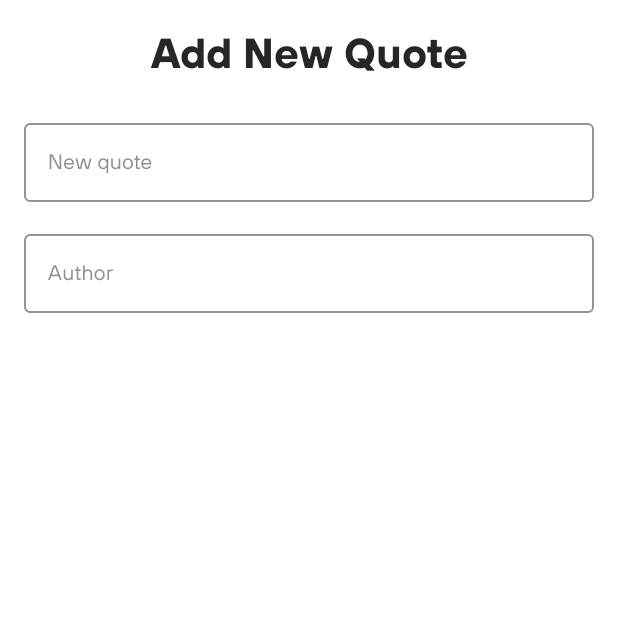
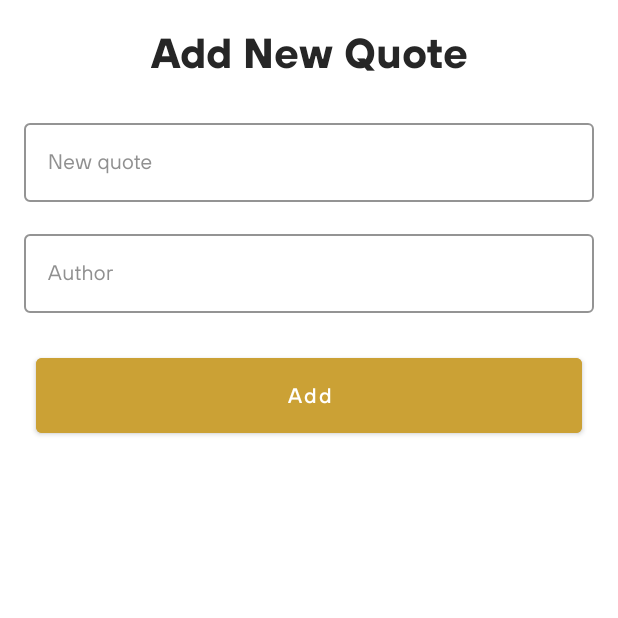
Before and after one commit to mirzemehdi/quotesapp, an Android app: the AddNewQuoteFragment screen opened through its navigation route, on a phone screen of 412 x 824 dp, the top half of it. Run offline under Robolectric (Android 15) with nearby library versions, the light colour scheme and no system bars; our stand-ins replace Firebase (no records; nobody signed in at launch, a user with empty details on screens opened directly), Picasso, Timber, data binding, navigation-ui and 1 more.

Commit message:
Changing primary and secondary colors, applying material theme

```diff
--- a/app/src/main/java/com/mmk/quotesapp/ui/fragments/quoteslist/QuotesViewModel.kt
+++ b/app/src/main/java/com/mmk/quotesapp/ui/fragments/quoteslist/QuotesViewModel.kt
@@ -29,10 +29,8 @@ class QuotesViewModel constructor(
     }
 
     fun getQuotes() {
-
         executeUseCase {
             quotesByPaginationUseCase().onSuccess {
-
                 quotesList = it.cachedIn(viewModelScope).asLiveData()
                 _uiState.value = UiState.HasData
             }
--- a/app/src/main/res/color/bottom_state.xml
+++ b/app/src/main/res/color/bottom_state.xml
@@ -1,5 +1,5 @@
 <?xml version="1.0" encoding="utf-8"?>
 <selector xmlns:android="http://schemas.android.com/apk/res/android">
-    <item android:state_checked="true" android:color="#ffffff"  />
-    <item android:color="#909090"  />
+    <item android:state_checked="true" android:color="?attr/colorOnPrimary"  />
+    <item android:color="?attr/colorInactive"  />
 </selector>
--- a/app/src/main/res/drawable/ic_profile.xml
+++ b/app/src/main/res/drawable/ic_profile.xml
@@ -1,5 +1,12 @@
-<vector android:height="48dp" android:viewportHeight="477.867"
-    android:viewportWidth="477.867" android:width="48dp" xmlns:android="http://schemas.android.com/apk/res/android">
-    <path android:fillColor="#FF000000" android:pathData="M385.246,332.305l-72.653,-24.218c-1.738,-0.584 -3.559,-0.883 -5.393,-0.888H170.667c-1.834,0.004 -3.655,0.304 -5.393,0.888l-72.653,24.218C37.276,350.693 -0.053,402.481 0,460.8c0,9.426 7.641,17.067 17.067,17.067H460.8c9.426,0 17.067,-7.641 17.067,-17.067C477.92,402.481 440.591,350.693 385.246,332.305z"/>
-    <path android:fillColor="#FF000000" android:pathData="M238.933,0c-56.554,0 -102.4,45.846 -102.4,102.4v68.267c0.056,56.531 45.869,102.344 102.4,102.4c56.531,-0.056 102.344,-45.869 102.4,-102.4V102.4C341.333,45.846 295.487,0 238.933,0z"/>
+<vector xmlns:android="http://schemas.android.com/apk/res/android"
+    android:width="48dp"
+    android:height="48dp"
+    android:viewportWidth="477.867"
+    android:viewportHeight="477.867">
+    <path
+        android:fillColor="#FF000000"
+        android:pathData="M385.246,332.305l-72.653,-24.218c-1.738,-0.584 -3.559,-0.883 -5.393,-0.888H170.667c-1.834,0.004 -3.655,0.304 -5.393,0.888l-72.653,24.218C37.276,350.693 -0.053,402.481 0,460.8c0,9.426 7.641,17.067 17.067,17.067H460.8c9.426,0 17.067,-7.641 17.067,-17.067C477.92,402.481 440.591,350.693 385.246,332.305z" />
+    <path
+        android:fillColor="#FF000000"
+        android:pathData="M238.933,0c-56.554,0 -102.4,45.846 -102.4,102.4v68.267c0.056,56.531 45.869,102.344 102.4,102.4c56.531,-0.056 102.344,-45.869 102.4,-102.4V102.4C341.333,45.846 295.487,0 238.933,0z" />
 </vector>
--- a/app/src/main/res/drawable/ic_quote.xml
+++ b/app/src/main/res/drawable/ic_quote.xml
@@ -1,6 +1,6 @@
 <vector xmlns:android="http://schemas.android.com/apk/res/android"
-    android:width="50dp"
-    android:height="50dp"
+    android:width="48dp"
+    android:height="48dp"
     android:viewportWidth="409.294"
     android:viewportHeight="409.294">
     <path
--- a/app/src/main/res/layout/activity_main.xml
+++ b/app/src/main/res/layout/activity_main.xml
@@ -5,7 +5,6 @@
     android:layout_width="match_parent"
     android:layout_height="match_parent"
     tools:context=".ui.activities.MainActivity">
-
 
 
     <androidx.fragment.app.FragmentContainerView
@@ -21,22 +20,36 @@
         app:navGraph="@navigation/nav_graph" />
 
 
+    <com.google.android.material.bottomnavigation.BottomNavigationView
+        android:id="@+id/bottomNavigation"
+        android:layout_width="0dp"
+        android:layout_height="wrap_content"
+        android:background="?attr/colorPrimary"
+        app:itemHorizontalTranslationEnabled="false"
+        app:itemIconSize="@dimen/size_icon_item_bottom"
+        app:itemIconTint="@color/bottom_state"
+        app:itemTextColor="@color/bottom_state"
+        app:layout_constraintBottom_toBottomOf="parent"
+        app:layout_constraintEnd_toEndOf="parent"
+        app:layout_constraintStart_toStartOf="parent"
+        app:layout_constraintTop_toTopOf="parent"
+        app:layout_constraintVertical_bias="1"
+        app:menu="@menu/bottom_nav" />
+
     <com.google.android.material.floatingactionbutton.FloatingActionButton
         android:id="@+id/addQuoteButton"
         android:layout_width="wrap_content"
         android:layout_height="wrap_content"
-        android:layout_alignParentBottom="true"
-        android:layout_centerInParent="true"
-        android:layout_marginBottom="@dimen/margin_bottom_add_quote"
+        android:clickable="true"
+        android:focusable="true"
         android:scaleType="center"
         android:src="@drawable/ic_add"
-        android:clickable="true"
-        android:focusable="true"
-        app:elevation="@dimen/size_elevation_add_quote"
-        app:layout_constraintBottom_toBottomOf="parent"
+        app:elevation="8dp"
+        app:fabCustomSize="@dimen/size_add_quote_button"
+        app:layout_constraintBottom_toTopOf="@id/bottomNavigation"
         app:layout_constraintEnd_toEndOf="parent"
         app:layout_constraintStart_toStartOf="parent"
-        app:layout_constraintTop_toTopOf="parent"
+        app:layout_constraintTop_toTopOf="@id/bottomNavigation"
         app:layout_constraintVertical_bias="1"
 
         app:useCompatPadding="false">
@@ -44,21 +57,4 @@
     </com.google.android.material.floatingactionbutton.FloatingActionButton>
 
 
-
-    <com.google.android.material.bottomnavigation.BottomNavigationView
-        android:id="@+id/bottomNavigation"
-        android:layout_width="0dp"
-        android:layout_height="wrap_content"
-        android:background="@drawable/bottom_menu_bg"
-        app:itemHorizontalTranslationEnabled="false"
-        app:itemIconSize="@dimen/size_icon_item_bottom"
-        app:itemIconTint="@color/bottom_state"
-        app:labelVisibilityMode="unlabeled"
-        app:layout_constraintBottom_toBottomOf="parent"
-        app:layout_constraintEnd_toEndOf="parent"
-        app:layout_constraintStart_toStartOf="parent"
-        app:layout_constraintTop_toTopOf="parent"
-        app:layout_constraintVertical_bias="1"
-        app:menu="@menu/bottom_nav" />
-
 </androidx.constraintlayout.widget.ConstraintLayout>
--- a/app/src/main/res/layout/fragement_quotes.xml
+++ b/app/src/main/res/layout/fragement_quotes.xml
@@ -22,7 +22,7 @@
             android:layout_marginTop="@dimen/margin_title_quote"
             android:fontFamily="@font/tthoves_bold"
             android:text="@string/title_quotes"
-            android:textColor="@color/colorDarkBlack"
+            android:textColor="?attr/colorOnBackground"
             android:textSize="@dimen/text_size_title_quote"
             app:layout_constraintEnd_toEndOf="parent"
             app:layout_constraintStart_toStartOf="parent"
--- a/app/src/main/res/layout/fragment_add_quote.xml
+++ b/app/src/main/res/layout/fragment_add_quote.xml
@@ -22,7 +22,7 @@
             android:layout_marginTop="@dimen/margin_title_quote"
             android:fontFamily="@font/tthoves_bold"
             android:text="@string/title_add_quote"
-            android:textColor="@color/colorDarkBlack"
+            android:textColor="?attr/colorOnBackground"
             android:textSize="@dimen/text_size_title_quote"
             app:layout_constraintEnd_toEndOf="parent"
             app:layout_constraintStart_toStartOf="parent"
@@ -53,10 +53,10 @@
                     android:maxHeight="@dimen/max_height_new_quote"
                     android:scrollbarAlwaysDrawVerticalTrack="true"
                     android:scrollbars="vertical"
-                    android:textColorHint="@color/colorSilver"
+
                     app:boxBackgroundMode="outline"
-
-                    app:boxStrokeColor="@color/colorAccent"
+                    android:textColorHint="?attr/colorInactive"
+                    app:boxStrokeColor="?attr/colorSecondary"
                     app:layout_constraintEnd_toEndOf="parent"
                     app:layout_constraintStart_toStartOf="parent"
                     app:layout_constraintTop_toTopOf="parent">
@@ -84,9 +84,9 @@
                     android:layout_width="0dp"
                     android:layout_height="wrap_content"
                     android:layout_margin="@dimen/margin_add_quote_layout"
-                    android:textColorHint="@color/colorSilver"
                     app:boxBackgroundMode="outline"
-                    app:boxStrokeColor="@color/colorAccent"
+                    android:textColorHint="?attr/colorInactive"
+                    app:boxStrokeColor="?attr/colorSecondary"
                     app:layout_constraintEnd_toEndOf="parent"
                     app:layout_constraintStart_toStartOf="parent"
                     app:layout_constraintTop_toBottomOf="@id/newQuoteInputLayout">
@@ -111,9 +111,10 @@
 
                 <com.google.android.material.button.MaterialButton
                     android:id="@+id/addNewQuoteButton"
-                    style="@style/Widget.AppCompat.Button.Borderless.Colored"
+                    style="@style/Widget.MaterialComponents.Button"
                     hideOnLoading="@{viewModel.uiState}"
                     android:layout_width="0dp"
+                    android:backgroundTint="?attr/colorSecondary"
                     android:layout_height="wrap_content"
                     android:layout_margin="@dimen/margin_add_new_quote_button"
                     android:fontFamily="@font/tthoves_medium"
@@ -121,14 +122,13 @@
                     android:padding="@dimen/padding_add_new_quote_button"
                     android:text="@string/text_add_new_quote_btn"
                     android:textAllCaps="false"
-                    android:textColor="#fff"
+                    android:textColor="?attr/colorOnSecondary"
                     android:textSize="@dimen/new_quote_text_size"
-                    app:backgroundTint="@color/colorAccent"
                     app:cornerRadius="@dimen/add_quote_button_corner_radius"
                     app:layout_constraintEnd_toEndOf="parent"
                     app:layout_constraintStart_toStartOf="parent"
                     app:layout_constraintTop_toBottomOf="@id/newQuoteAuthorInputLayout"
-                    app:rippleColor="@color/colorPrimary">
+                    >
 
                 </com.google.android.material.button.MaterialButton>
 
--- a/app/src/main/res/layout/fragment_login.xml
+++ b/app/src/main/res/layout/fragment_login.xml
@@ -47,7 +47,7 @@
             android:layout_marginEnd="@dimen/margin_start_email_login"
 
 
-            android:textColorHint="@color/colorSilver"
+            android:textColorHint="@color/silver"
             app:boxBackgroundMode="outline"
 
             app:boxStrokeColor="@color/colorBorder"
@@ -80,7 +80,7 @@
 
 
 
-            android:textColorHint="@color/colorSilver"
+            android:textColorHint="@color/silver"
             app:boxBackgroundMode="outline"
 
             app:boxStrokeColor="@color/colorBorder"
--- a/app/src/main/res/layout/fragment_profile.xml
+++ b/app/src/main/res/layout/fragment_profile.xml
@@ -34,7 +34,7 @@
             android:layout_margin="@dimen/margin_profile_name"
             app:layout_constraintTop_toBottomOf="@id/profileImageView"
             android:fontFamily="@font/tthoves_bold"
-            android:textColor="@color/colorDarkBlack"
+            android:textColor="@color/darkBlack"
             android:layout_height="wrap_content">
 
         </TextView>
--- /dev/null
+++ b/app/src/main/res/values/attrs.xml
@@ -0,0 +1,6 @@
+<?xml version="1.0" encoding="utf-8"?>
+<resources>
+
+    <attr name="colorInactive" format="color" />
+
+</resources>
--- a/app/src/main/res/values/colors.xml
+++ b/app/src/main/res/values/colors.xml
@@ -1,12 +1,7 @@
 <?xml version="1.0" encoding="utf-8"?>
 <resources>
-    <color name="colorPrimary">#ffa500</color>
-    <color name="colorPrimaryDark">#b38b00</color>
-    <color name="colorAccent">#00b3a2</color>
+
     <color name="colorQuoteCardViewBg">#F8F8F8</color>
-    <color name="colorDarkBlack">#262626</color>
-    <color name="colorSilver">#909090</color>
-
 
 
     <color name="colorPlaceHolder">#A6A6A6</color>
@@ -21,13 +16,12 @@
     <color name="colorBorder">#D8C7B7</color>
 
 
-
-
-
     <color name="black">#3d3d3d</color>
     <color name="gold">#CBA135</color>
     <color name="ecruWhite">#F3EFE0</color>
-
+    <color name="white">#FFFFFF</color>
+    <color name="darkBlack">#262626</color>
+    <color name="silver">#909090</color>
 
 
 
--- a/app/src/main/res/values/styles.xml
+++ b/app/src/main/res/values/styles.xml
@@ -3,9 +3,15 @@
     <style name="AppTheme" parent="Theme.MaterialComponents.Light.NoActionBar">
         <!-- Customize your theme here. -->
         <item name="colorPrimary">@color/black</item>
+        <item name="colorOnPrimary">@color/white</item>
         <item name="colorPrimaryDark">@color/black</item>
         <item name="colorSecondary">@color/gold</item>
+        <item name="colorOnSecondary">@color/white</item>
         <item name="colorSurface">@color/ecruWhite</item>
+        <item name="colorOnSurface">@color/darkBlack</item>
+        <item name="android:colorBackground">@color/white</item>
+        <item name="colorOnBackground">@color/darkBlack</item>
+        <item name="colorInactive">@color/silver</item>
 
     </style>
 
--- a/data/src/main/java/com/mmk/data/repository/quotes/QuotesRepositoryImpl.kt
+++ b/data/src/main/java/com/mmk/data/repository/quotes/QuotesRepositoryImpl.kt
@@ -43,8 +43,8 @@ class QuotesRepositoryImpl(private val quotesCollection: CollectionReference) :
 
 
     override suspend fun addNewQuote(quote: Quote): Result<Unit> {
-        return try {
-
+        return withContext(Dispatchers.IO) {
+            try {
                 val referenceId = quotesCollection.document().id
                 quote.id = referenceId
                 quotesCollection.document(referenceId).set(quote).await()
@@ -55,3 +55,4 @@ class QuotesRepositoryImpl(private val quotesCollection: CollectionReference) :
             }
         }
     }
+}
--- a/gradle.properties
+++ b/gradle.properties
@@ -24,6 +24,6 @@ org.gradle.parallel=true
 ANDROID_BUILD_TOOLS_VERSION=30.0.3
 ANDROID_TARGET_SDK_VERSION=30
 ANDROID_COMPILE_SDK_VERSION=30
-ANDROID_MIN_SDK_VERSION=17
+ANDROID_MIN_SDK_VERSION=21
 VERSION_NAME=1.0.0
 VERSION_CODE=1
```
Also changed, not shown: app/src/main/res/layout/item_quote_list.xml (+53 -52 lines). Lines whose indentation alone changed are shown as unchanged.
